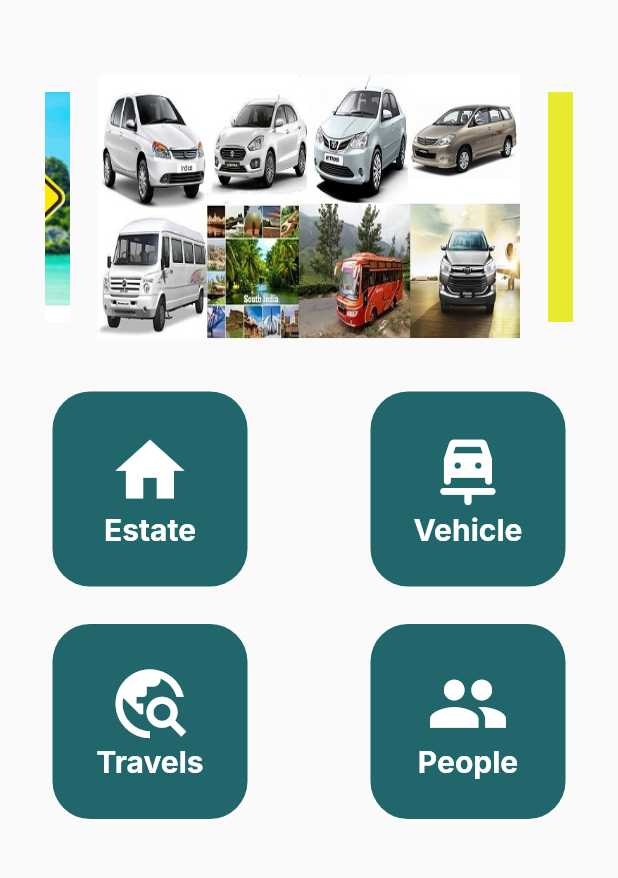
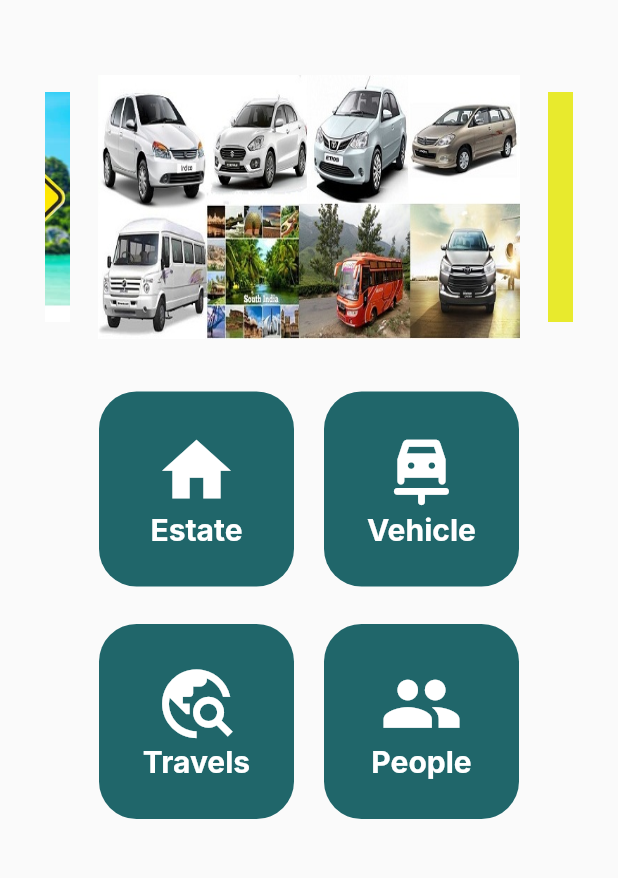
Before and after one commit to ClichyMercury/collardgreens, a Flutter app: the screen it shows after launch, after a tap on "Sign In", on a phone screen of 412 x 824 dp, the part 84-962 px from its top. Run offline on Flutter 3.47's test engine with Material 2 defaults, Android fonts, the phone set to English and light mode, and no system bars; drawn by our look-alikes of carousel_slider; our stand-ins replace flutter_svg; Roboto replaces fonts that are missing (Inter).

Commit message:
refactor code

```diff
--- a/lib/AppRoot/home/home.dart
+++ b/lib/AppRoot/home/home.dart
@@ -49,8 +49,9 @@ class Home extends StatelessWidget {
               ),
             ),
             SizedBox(height: 30),
-            Row(
-              mainAxisAlignment: MainAxisAlignment.spaceBetween,
+            Wrap(
+              spacing: 10,
+              runSpacing: 15,
               children: [
                 InsuranceCard(
                   data: "Estate",
@@ -63,8 +64,9 @@ class Home extends StatelessWidget {
               ],
             ),
             SizedBox(height: 15),
-            Row(
-              mainAxisAlignment: MainAxisAlignment.spaceBetween,
+            Wrap(
+              spacing: 10,
+              runSpacing: 15,
               children: [
                 InsuranceCard(
                   data: "Travels",
--- a/lib/features/connection/Sign_In_Page.dart
+++ b/lib/features/connection/Sign_In_Page.dart
@@ -123,9 +123,8 @@ class SignInPage extends StatelessWidget {
                     ],
                   ),
                 ),
-                Padding(
-                  padding: const EdgeInsets.fromLTRB(40, 0, 0, 0),
-                  child: Row(
+                Row(
+                  mainAxisAlignment: MainAxisAlignment.center,
                   children: [
                     const Text(
                       "Don't have an account ?  ",
@@ -146,7 +145,6 @@ class SignInPage extends StatelessWidget {
                       ),
                     )
                   ],
-                  ),
                 )
               ],
             ),
```
Lines whose indentation alone changed are shown as unchanged.
